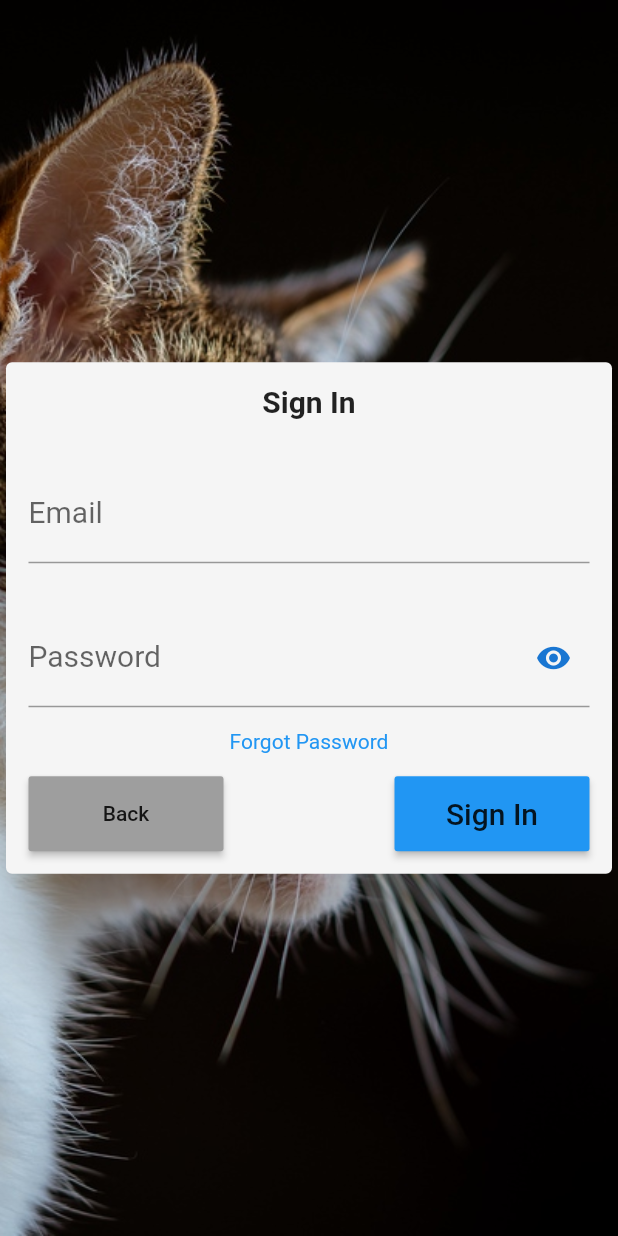
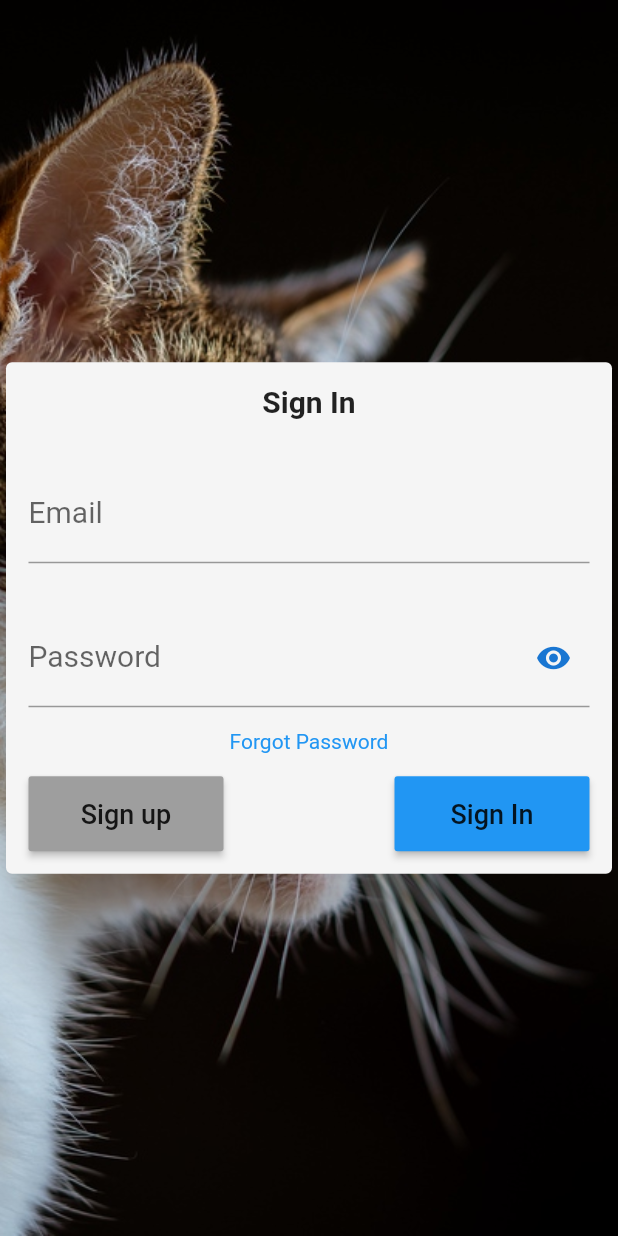
Before and after one commit to 6Niners/Purr, a Flutter app: the screen it shows after launch, after a tap on "Login Page!", on a phone screen of 412 x 824 dp. Run offline on Flutter 3.47's test engine with Material 2 defaults, Android fonts, the phone set to English and light mode, and no system bars; our stand-ins replace cloud_firestore, email_validator, firebase_auth, firebase_core, flutter_tindercard, fluttertoast and 2 more; accounts and stored records are empty.

Commit message:
cleaning unnecessary code; sign up can be accessed from sign in now (so new users can sign in);

```diff
--- a/lib/Registration/ChangePassword.dart
+++ b/lib/Registration/ChangePassword.dart
@@ -3,8 +3,7 @@ import 'package:get/get.dart';
 import 'package:purr/Registration/RegistrationController.dart';
 
 class ChangePasswordPage extends StatefulWidget {
-  ChangePasswordPage({Key key, this.title}) : super(key: key);
-  final String title;
+
 
   @override
   ChangePasswordPageState createState() => ChangePasswordPageState();
@@ -46,7 +45,7 @@ class ChangePasswordPageState extends State<ChangePasswordPage> {
                                 padding: EdgeInsets.all(10),
                                 margin: EdgeInsets.all(5),
                                 child: Text(
-                                  widget.title,
+                                  'Change Password',
                                   style: TextStyle(
                                       fontSize: 20, fontWeight: FontWeight.bold),
                                 )),
--- a/lib/Registration/RegistrationController.dart
+++ b/lib/Registration/RegistrationController.dart
@@ -122,7 +122,7 @@ class RegistrationController extends GetxController {
     firebaseUser = FirebaseAuth.instance.currentUser;
     firebaseUser.reload();
     if (firebaseUser.emailVerified) {
-      Get.offAll(SetupProfilePage(title: 'Setup Page'));
+      Get.offAll(SetupProfilePage());
     }
   }
 }
--- a/lib/Registration/SetupProfile.dart
+++ b/lib/Registration/SetupProfile.dart
@@ -3,8 +3,6 @@ import 'package:get/get.dart';
 import 'package:purr/Services/Database.dart';
 
 class SetupProfilePage extends StatefulWidget {
-  SetupProfilePage({Key key, this.title}) : super(key: key);
-  final String title;
 
   @override
   SetupProfilePageState createState() => SetupProfilePageState();
@@ -44,7 +42,7 @@ class SetupProfilePageState extends State<SetupProfilePage> {
                           child: Container(
                               padding: EdgeInsets.all(10),
                               margin: EdgeInsets.all(5),
-                              child: Text(widget.title,style: TextStyle(fontSize: 20,fontWeight: FontWeight.bold),)),
+                              child: Text("Setup Profile",style: TextStyle(fontSize: 20,fontWeight: FontWeight.bold),)),
                         ),
                         Container(
                           padding: EdgeInsets.all(10),
--- a/lib/Registration/forgot_password.dart
+++ b/lib/Registration/forgot_password.dart
@@ -4,8 +4,6 @@ import 'package:get/get.dart';
 import 'package:purr/Registration/RegistrationController.dart';
 
 class ForgotpasswordPage extends StatefulWidget {
-  ForgotpasswordPage({Key key, this.title}) : super(key: key);
-  final String title;
 
   @override
   ForgotpasswordPageState createState() => ForgotpasswordPageState();
@@ -41,7 +39,7 @@ class ForgotpasswordPageState extends State<ForgotpasswordPage> {
                             child: Container(
                                 padding: EdgeInsets.all(10),
                                 margin: EdgeInsets.all(5),
-                                child: Text(widget.title,style: TextStyle(fontSize: 20,fontWeight: FontWeight.bold),)),
+                                child: Text('Forgot password',style: TextStyle(fontSize: 20,fontWeight: FontWeight.bold),)),
                           ),
                           Container(
                             padding: EdgeInsets.all(10),
--- a/lib/Registration/sign_in.dart
+++ b/lib/Registration/sign_in.dart
@@ -3,10 +3,9 @@ import 'package:flutter/material.dart';
 import 'package:get/get.dart';
 import 'package:purr/Registration/RegistrationController.dart';
 import 'package:purr/Registration/forgot_password.dart';
+import 'package:purr/Registration/sign_up.dart';
 
 class LoginPage extends StatefulWidget {
-  LoginPage({Key key, this.title}) : super(key: key);
-  final String title;
 
   @override
   LoginPageState createState() => LoginPageState();
@@ -44,7 +43,7 @@ class LoginPageState extends State<LoginPage> {
                         child: Container(
                             padding: EdgeInsets.all(10),
                             margin: EdgeInsets.all(5),
-                            child: Text(widget.title,style: TextStyle(fontSize: 20,fontWeight: FontWeight.bold),)),
+                            child: Text('Sign In',style: TextStyle(fontSize: 20,fontWeight: FontWeight.bold),)),
                       ),
                       Container(
                         padding: EdgeInsets.all(10),
@@ -105,7 +104,7 @@ class LoginPageState extends State<LoginPage> {
                       Center(
                         child: GestureDetector(
                           onTap: () {
-                            Get.to(ForgotpasswordPage(title: 'Forgot password'));
+                            Get.to(ForgotpasswordPage());
                           },
                           child: new Text(
                             'Forgot Password',
@@ -124,9 +123,9 @@ class LoginPageState extends State<LoginPage> {
                             child: RaisedButton(
                               color: Colors.grey,
                               onPressed: () async {
-                                Get.back();
+                                Get.to(SignUpPage());
                               },
-                              child: Text('Back'),
+                              child: Text('Sign up',style: TextStyle(fontSize: 18,)),
                             ),
                           ),
                           Container(
@@ -142,7 +141,7 @@ class LoginPageState extends State<LoginPage> {
                                 if (_formKey.currentState.validate()) {
                                   await CONT.signIn(_email.text,_password.text);}
                               },
-                              child: Text('Sign In',style: TextStyle(fontSize: 20,)),
+                              child: Text('Sign In',style: TextStyle(fontSize: 18,)),
                             ),
                           ),
 
--- a/lib/Registration/sign_up.dart
+++ b/lib/Registration/sign_up.dart
@@ -4,8 +4,7 @@ import 'package:get/get.dart';
 import 'package:purr/Registration/RegistrationController.dart';
 
 class SignUpPage extends StatefulWidget {
-  SignUpPage({Key key, this.title}) : super(key: key);
-  final String title;
+
 
   @override
   SignUpPageState createState() => SignUpPageState();
@@ -44,7 +43,7 @@ class SignUpPageState extends State<SignUpPage> {
                           child: Container(
                               padding: EdgeInsets.all(10),
                               margin: EdgeInsets.all(5),
-                              child: Text(widget.title,style: TextStyle(fontSize: 20,fontWeight: FontWeight.bold),)),
+                              child: Text("Sign Up",style: TextStyle(fontSize: 20,fontWeight: FontWeight.bold),)),
                         ),
                         Container(
                           padding: EdgeInsets.all(10),
--- a/lib/main.dart
+++ b/lib/main.dart
@@ -8,7 +8,6 @@ import 'package:purr/Registration/SetupProfile.dart';
 import 'package:purr/Registration/forgot_password.dart';
 import 'package:purr/Registration/sign_in.dart';
 import 'package:purr/Registration/sign_up.dart';
-import 'package:image_picker/image_picker.dart';
 import 'MainController.dart';
 
 
@@ -44,21 +43,24 @@ class ListOfPages extends StatelessWidget {
       backgroundColor: Colors.white,
       appBar: AppBar(title: Text("Main Menu"), centerTitle: true,),
       body: Center(
+        child: SingleChildScrollView(
           child: Column(
             mainAxisAlignment: MainAxisAlignment.center,
             crossAxisAlignment: CrossAxisAlignment.center,
             children: <Widget>[
+              PageButton(LoginPage(), "Main App Route"),
               PageButton(MainPage(), "Main Page!"),
-            PageButton(LoginPage(title: 'Sign In'), "Login Page!"),
-            PageButton(SignUpPage(title: 'Sign Up'), "Sign Up Page"),
-            PageButton(ForgotpasswordPage(title: 'Forgot password'), "Forgot password"),
-            PageButton(ChangePasswordPage(title: 'Change Password'), "Change Password"),
+              PageButton(LoginPage(), "Login Page!"),
+              PageButton(SignUpPage(), "Sign Up Page"),
+              PageButton(ForgotpasswordPage(), "Forgot password"),
+              PageButton(ChangePasswordPage(), "Change Password"),
               PageButton(FetchProfilePage(), "Profile"),
-            PageButton(SetupProfilePage(title: "Setup Profile"), "Setup Profile"),
+              PageButton(SetupProfilePage(), "Setup Profile"),
               PageButton(ChatBox1(), "chat"),
 
 
             ],
+          ),
         ),
       ),
     );
```
Lines whose indentation alone changed are shown as unchanged.
